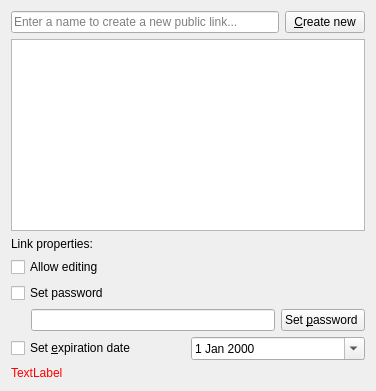
Above: src/gui/sharelinkwidget.ui from nextcloud/desktop before the change. Below: the same form after it.
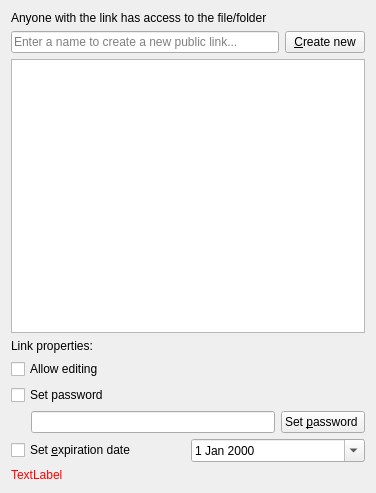
That is the form after the change.

Commit message:
Sharing: Optionally show warning that links are public
For https://github.com/owncloud/enterprise/issues/1914

The edit to the form file:
```diff
--- a/src/gui/sharelinkwidget.ui
+++ b/src/gui/sharelinkwidget.ui
@@ -7,13 +7,26 @@
     <x>0</x>
     <y>0</y>
     <width>376</width>
-    <height>375</height>
+    <height>493</height>
    </rect>
   </property>
   <property name="windowTitle">
    <string>Share NewDocument.odt</string>
   </property>
   <layout class="QVBoxLayout" name="verticalLayout">
+   <item>
+    <widget class="QLabel" name="publicLinkWarningLabel">
+     <property name="text">
+      <string>Anyone with the link has access to the file/folder</string>
+     </property>
+     <property name="textFormat">
+      <enum>Qt::PlainText</enum>
+     </property>
+     <property name="wordWrap">
+      <bool>true</bool>
+     </property>
+    </widget>
+   </item>
    <item>
     <layout class="QHBoxLayout" name="horizontalLayout_create">
      <item>
```
